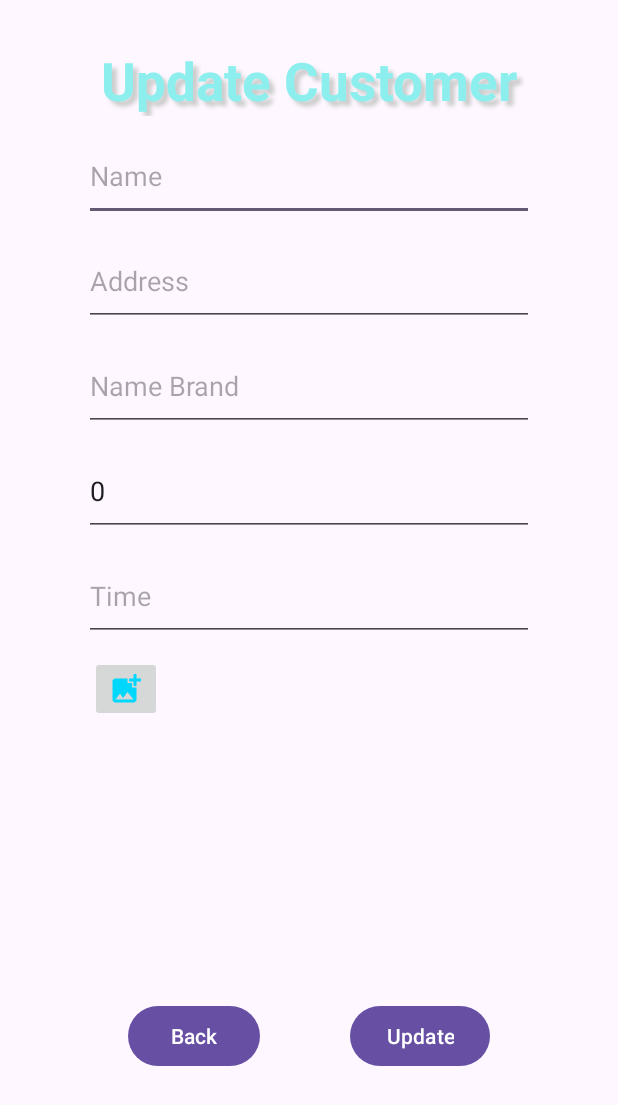
After one commit to tranthanhhc/PWaterApp, an Android app: the UpdateCustomer screen opened directly, with no data from a screen before it, on a phone screen of 412 x 824 dp. The commit adds this screen. Shown: the top 1105 px of the screen. Run offline under Robolectric (Android 15) with nearby library versions, the phone set to English and light mode, and no system bars.

Commit message:
update UpdateCustomer to customer , update Deleted Cuss and Water

```diff
--- a/app/src/main/AndroidManifest.xml
+++ b/app/src/main/AndroidManifest.xml
@@ -1,7 +1,7 @@
 <?xml version="1.0" encoding="utf-8"?>
-
 <manifest xmlns:android="http://schemas.android.com/apk/res/android"
     xmlns:tools="http://schemas.android.com/tools">
+
     <application
         android:allowBackup="true"
         android:dataExtractionRules="@xml/data_extraction_rules"
@@ -12,6 +12,9 @@
         android:supportsRtl="true"
         android:theme="@style/Theme.PWaterApp"
         tools:targetApi="31">
+        <activity
+            android:name=".UpdateCustomer"
+            android:exported="false" />
         <activity
             android:name=".AddCuss"
             android:exported="false" />
--- /dev/null
+++ b/app/src/main/java/com/example/pwaterapp/UpdateCustomer.java
@@ -0,0 +1,99 @@
+package com.example.pwaterapp;
+
+import androidx.appcompat.app.AppCompatActivity;
+
+import android.content.Intent;
+import android.os.Bundle;
+import android.view.View;
+import android.widget.Button;
+import android.widget.EditText;
+import android.widget.ImageButton;
+import android.widget.ImageView;
+import android.widget.Toast;
+
+import com.example.pwaterapp.database.Database;
+import com.example.pwaterapp.model.Customer;
+
+
+public class UpdateCustomer extends AppCompatActivity {
+    EditText edtName,edtAddress,edtTypeC,edtBrandC,edtTime;
+    ImageButton ibtnAddPhoto;
+    ImageView imgvPhoto;
+    Button btnUpdate,btnBackC;
+
+    com.example.pwaterapp.database.Database database;
+    @Override
+    protected void onCreate(Bundle savedInstanceState) {
+        super.onCreate(savedInstanceState);
+        setContentView(R.layout.activity_update_cuss);
+
+        edtName = (EditText) findViewById(R.id.EditTextNameUpdateCuss);
+        edtAddress = (EditText) findViewById(R.id.EditTextAddressUpdate);
+        edtBrandC = (EditText) findViewById(R.id.EditTextBrandUpdateCuss);
+        edtTypeC = (EditText) findViewById(R.id.EditTextTypeUpdateCuss);
+        btnUpdate = (Button) findViewById(R.id.ButtonUpdateCuss);
+        btnBackC = (Button) findViewById(R.id.ButtonBackUpdateCuss);
+
+        Intent intentU = getIntent();
+
+        int id = intentU.getIntExtra("idcustomer",0);
+        String name = intentU.getStringExtra("namecustomer");
+        String address = intentU.getStringExtra("address");
+        int type = intentU.getIntExtra("type",0);
+        String brand = intentU.getStringExtra("brand");
+
+        edtName.setText(name);
+        edtAddress.setText(address);
+        edtTypeC.setText(type+"");
+        edtBrandC.setText(brand);
+
+        database = new Database(this);
+
+
+        btnUpdate.setOnClickListener(new View.OnClickListener() {
+            @Override
+            public void onClick(View v) {
+                String name = edtName.getText().toString().trim();
+                String address = edtAddress.getText().toString().trim();
+                String type = edtTypeC.getText().toString().trim();
+                String brand = edtBrandC.getText().toString().trim();
+
+
+                if (name.equals("") || address.equals("") || brand.equals("") || type.equals("")) {
+                    Toast.makeText(UpdateCustomer.this, "Not enough information! ", Toast.LENGTH_SHORT).show();
+
+                }
+
+                else {
+                    // update infor to Create
+                    Customer cus = UpdateC();
+                    //update in database
+                    database.UpdateCuss(cus,id);
+                    //update completed, change to WaterActivity
+                    Intent intentUC = new Intent(UpdateCustomer.this,  CustomersActivity.class);
+                    startActivity(intentUC);
+
+                    Toast.makeText(UpdateCustomer.this,"Update Success",Toast.LENGTH_SHORT).show();
+                }
+            }
+        });
+        btnBackC.setOnClickListener(new View.OnClickListener() {
+            @Override
+            public void onClick(View v) {
+                finish();
+            }
+        });
+    }
+    //save data update
+
+    private Customer UpdateC() {
+        String name = edtName.getText().toString().trim();
+        String address = edtAddress.getText().toString().trim();
+        int type = Integer.parseInt(edtTypeC.getText().toString().trim());
+        String brand = edtBrandC.getText().toString().trim();
+
+        Customer cus = new Customer(name,address,type,brand,null,null);
+        return cus;
+    }
+
+}
--- a/app/src/main/java/com/example/pwaterapp/adapter/adaptercuss.java
+++ b/app/src/main/java/com/example/pwaterapp/adapter/adaptercuss.java
@@ -60,13 +60,14 @@ public class adaptercuss extends BaseAdapter {
         imageDelete.setOnClickListener(new View.OnClickListener() {
             @Override
             public void onClick(View v) {
+                context.deleteC(id);
 
             }
         });
         imageUpdate.setOnClickListener(new View.OnClickListener() {
             @Override
             public void onClick(View v) {
-
+                context.updateC(id);
             }
         });imageCart.setOnClickListener(new View.OnClickListener() {
             @Override
--- a/app/src/main/java/com/example/pwaterapp/adapter/adapterwater.java
+++ b/app/src/main/java/com/example/pwaterapp/adapter/adapterwater.java
@@ -68,7 +68,7 @@ public class adapterwater extends BaseAdapter {
         imageDelete.setOnClickListener(new View.OnClickListener() {
             @Override
             public void onClick(View v) {
-
+                context.deleteW(id);
             }
         });
 
--- a/app/src/main/java/com/example/pwaterapp/database/Database.java
+++ b/app/src/main/java/com/example/pwaterapp/database/Database.java
@@ -127,7 +127,7 @@ public class Database extends SQLiteOpenHelper {
     // delete water
     public int DeleteWater(int i ) {
         SQLiteDatabase db = this.getWritableDatabase();
-        int res = db.delete(TABLE_CUSTOMERS,ID_WATER + " = "+i,null);
+        int res = db.delete(TABLE_WATER,ID_WATER + " = "+i,null);
         return res;
     }
 
--- /dev/null
+++ b/app/src/main/res/layout/activity_update_cuss.xml
@@ -0,0 +1,101 @@
+<?xml version="1.0" encoding="utf-8"?>
+<LinearLayout xmlns:android="http://schemas.android.com/apk/res/android"
+    xmlns:app="http://schemas.android.com/apk/res-auto"
+    xmlns:tools="http://schemas.android.com/tools"
+    android:layout_width="match_parent"
+    android:layout_height="match_parent"
+    android:orientation="vertical"
+    tools:context=".AddCuss">
+
+    <TextView
+        android:layout_marginTop="30dp"
+        android:textColor="#8DEEEE"
+        android:gravity="center"
+        android:textStyle="bold"
+        android:textSize="35sp"
+        android:shadowColor="#cccccc"
+        android:shadowDx="5"
+        android:shadowDy="5"
+        android:shadowRadius="3"
+        android:text="Update Customer"
+        android:layout_width="match_parent"
+        android:layout_height="wrap_content"></TextView>
+    <EditText
+        android:layout_marginTop="10dp"
+        android:layout_gravity="center"
+        android:id="@+id/EditTextNameUpdateCuss"
+        android:hint="Name "
+        android:layout_width="300dp"
+        android:layout_height="60dp"></EditText>
+    <EditText
+        android:layout_marginTop="10dp"
+        android:layout_gravity="center"
+        android:id="@+id/EditTextAddressUpdate"
+        android:hint="Address"
+        android:layout_width="300dp"
+        android:layout_height="60dp"></EditText>
+    <EditText
+        android:layout_marginTop="10dp"
+        android:layout_gravity="center"
+        android:id="@+id/EditTextBrandUpdateCuss"
+        android:hint="Name Brand"
+        android:layout_width="300dp"
+        android:layout_height="60dp"></EditText>
+
+    <EditText
+        android:layout_marginTop="10dp"
+        android:layout_gravity="center"
+        android:id="@+id/EditTextTypeUpdateCuss"
+        android:hint="Type Water"
+        android:layout_width="300dp"
+        android:layout_height="60dp"></EditText>
+    <EditText
+        android:layout_marginTop="10dp"
+        android:layout_gravity="center"
+        android:id="@+id/EditTextTypeTimeCuss"
+        android:hint="Time"
+        android:layout_width="300dp"
+        android:layout_height="60dp"></EditText>
+
+    <ImageButton
+        android:src="@drawable/baseline_add_photo_alternate_24"
+        android:layout_gravity="left"
+        android:layout_marginTop="10dp"
+        android:id="@+id/ImageButtonAddPhoto"
+        android:layout_marginLeft="60dp"
+        android:layout_width="wrap_content"
+        android:layout_height="wrap_content"></ImageButton>
+
+    <ImageView
+        android:layout_gravity="center"
+        android:layout_marginTop="5dp"
+        android:id="@+id/ImageViewPhoto"
+        android:layout_width="200dp"
+        android:layout_height="150dp"></ImageView>
+
+    <LinearLayout
+        android:layout_marginTop="30dp"
+        android:layout_gravity="center"
+        android:orientation="horizontal"
+        android:layout_width="wrap_content"
+        android:layout_height="wrap_content">
+
+        <Button
+            android:text="Back"
+            android:id="@+id/ButtonBackUpdateCuss"
+            android:layout_marginRight="30dp"
+            android:layout_gravity="right"
+            android:layout_width="wrap_content"
+            android:layout_height="wrap_content"></Button>
+
+        <Button
+            android:text="Update"
+            android:id="@+id/ButtonUpdateCuss"
+            android:layout_marginLeft="30dp"
+            android:layout_gravity="left"
+            android:layout_width="wrap_content"
+            android:layout_height="wrap_content"></Button>
+
+    </LinearLayout>
+
+</LinearLayout>
```
Also changed, not shown: app/src/main/java/com/example/pwaterapp/AddCuss.java (+18 -18 lines), app/src/main/java/com/example/pwaterapp/AddWater.java (+12 -12 lines), app/src/main/java/com/example/pwaterapp/CustomersActivity.java (+64 -5 lines), app/src/main/java/com/example/pwaterapp/WaterActivity.java (+30 -0 lines), app/src/main/res/layout/dialogdeletecuss.xml (added, +46 -0 lines), app/src/main/res/layout/dialogdeletewater.xml (added, +46 -0 lines).
